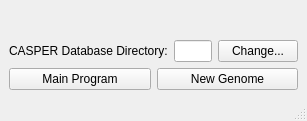
Before: the Qt Designer form startupCASPER.ui in TrinhLab/CASPERapp, drawn with Qt 5.
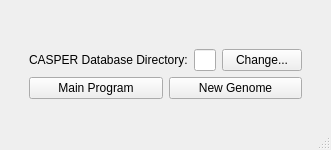
After: the same form once the commit is applied.

Commit message: adding padding to startup and main UI. adding bigger scaling for main window

The edit to the form file:
```diff
--- a/startupCASPER.ui
+++ b/startupCASPER.ui
@@ -18,7 +18,39 @@
   </property>
   <widget class="QWidget" name="centralwidget">
    <layout class="QGridLayout" name="gridLayout_2">
-    <item row="0" column="0">
+    <item row="2" column="1">
+     <spacer name="verticalSpacer">
+      <property name="orientation">
+       <enum>Qt::Vertical</enum>
+      </property>
+      <property name="sizeType">
+       <enum>QSizePolicy::Fixed</enum>
+      </property>
+      <property name="sizeHint" stdset="0">
+       <size>
+        <width>20</width>
+        <height>20</height>
+       </size>
+      </property>
+     </spacer>
+    </item>
+    <item row="0" column="1">
+     <spacer name="verticalSpacer_2">
+      <property name="orientation">
+       <enum>Qt::Vertical</enum>
+      </property>
+      <property name="sizeType">
+       <enum>QSizePolicy::Fixed</enum>
+      </property>
+      <property name="sizeHint" stdset="0">
+       <size>
+        <width>20</width>
+        <height>20</height>
+       </size>
+      </property>
+     </spacer>
+    </item>
+    <item row="1" column="1">
      <layout class="QGridLayout" name="gridLayout">
       <item row="2" column="0">
        <layout class="QVBoxLayout" name="verticalLayout">
@@ -169,6 +201,38 @@
       </item>
      </layout>
     </item>
+    <item row="1" column="2">
+     <spacer name="horizontalSpacer">
+      <property name="orientation">
+       <enum>Qt::Horizontal</enum>
+      </property>
+      <property name="sizeType">
+       <enum>QSizePolicy::Fixed</enum>
+      </property>
+      <property name="sizeHint" stdset="0">
+       <size>
+        <width>20</width>
+        <height>20</height>
+       </size>
+      </property>
+     </spacer>
+    </item>
+    <item row="1" column="0">
+     <spacer name="horizontalSpacer_2">
+      <property name="orientation">
+       <enum>Qt::Horizontal</enum>
+      </property>
+      <property name="sizeType">
+       <enum>QSizePolicy::Fixed</enum>
+      </property>
+      <property name="sizeHint" stdset="0">
+       <size>
+        <width>20</width>
+        <height>20</height>
+       </size>
+      </property>
+     </spacer>
+    </item>
    </layout>
   </widget>
   <widget class="QStatusBar" name="statusbar"/>
```
The commit also changes 2 other files.
